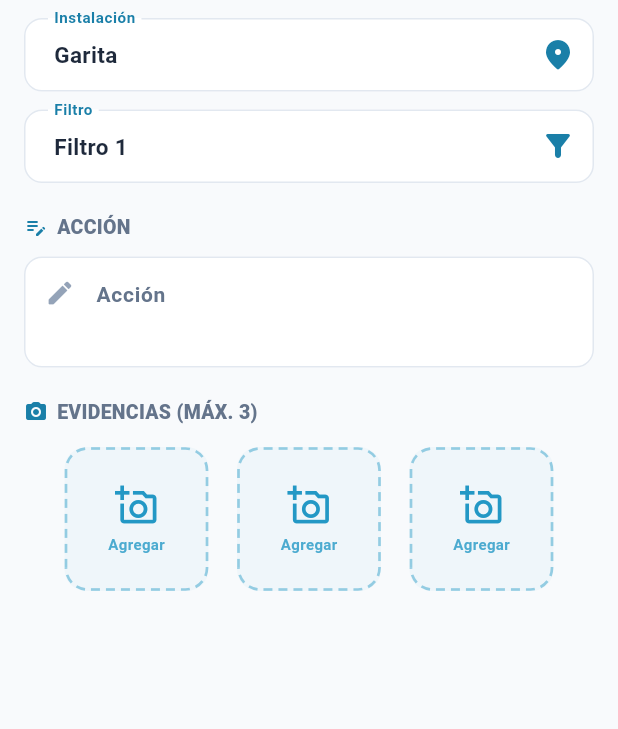
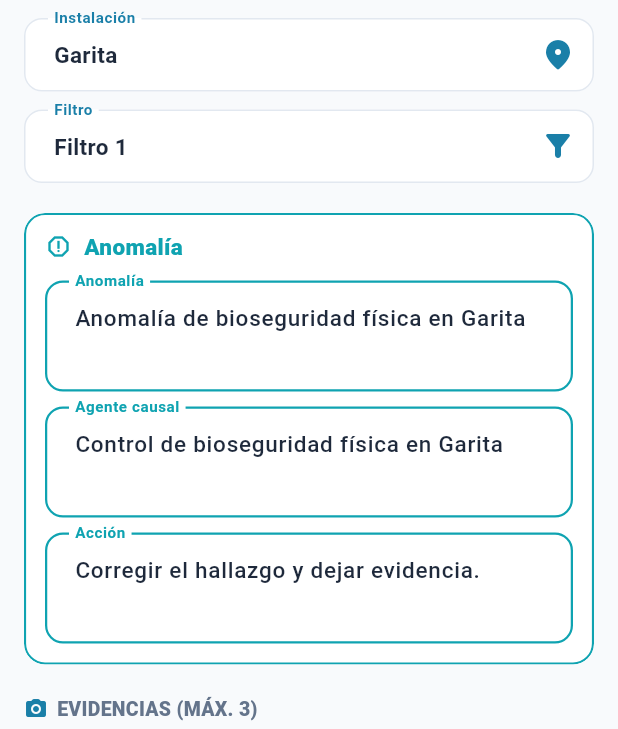
Before and after one commit to fenyx144/apps, a Flutter app: the RegisterGaritaScreen screen opened directly, on a phone screen of 412 x 824 dp, the part 507-1236 px from its top. Run offline on Flutter 3.47's test engine with Material 3 defaults, Android fonts, the phone set to English and light mode, and no system bars; our stand-ins replace app_links, audioplayers, cached_network_image, camera, device_info_plus, file_picker and 16 more; missing offline and left inert: android_id, flutter_onnxruntime, google_mlkit_face_detection, google_mlkit_text_recognition, html_to_pdf, mobile_scanner and 8 more; accounts and stored records are empty; statements that could not run were skipped.

Commit message:
Mostrar anomalía, agente causal y acción editables.
Las pantallas física, química y biológica precargan los tres textos y guardan lo que el usuario deje en rgarita y en san_agentes_causales.

Co-authored-by: fenyx144 <fenyx144@users.noreply.github.com>

```diff
--- a/gc_bioseguridad/lib/screens/register_garita_screen.dart
+++ b/gc_bioseguridad/lib/screens/register_garita_screen.dart
@@ -40,8 +40,15 @@ class RegisterGaritaScreen extends StatefulWidget {
   State<RegisterGaritaScreen> createState() => _RegisterGaritaScreenState();
 }
 
+const _turquesa = Color(0xFF0FA3B1);
+
 class _RegisterGaritaScreenState extends State<RegisterGaritaScreen> {
+  final _anomaliaController = TextEditingController();
+  final _agenteController = TextEditingController();
   final _accionController = TextEditingController();
+  String _autoAnomalia = '';
+  String _autoAgente = '';
+  String _autoAccion = '';
 
   /// Fecha del registro (solo lectura, siempre el día de hoy).
   final DateTime _fecha = DateTime.now();
@@ -72,6 +79,7 @@ class _RegisterGaritaScreenState extends State<RegisterGaritaScreen> {
         BioTipos.descripcion[widget.tipoInicial ?? BioTipos.fisica] ??
         BioTipos.descripcion[BioTipos.fisica]!;
     _aplicarGranjaDeTrabajo();
+    _precargarTextos(forzar: true);
   }
 
   /// Premarca la granja de trabajo (menú Mi granja) con su campaña sugerida.
@@ -87,8 +95,37 @@ class _RegisterGaritaScreenState extends State<RegisterGaritaScreen> {
     _campaniasDisponibles = sel.campanias;
   }
 
+  AnomaliaContexto _contextoActual() {
+    return AnomaliaContexto.punto(
+      instalacion: _instalacion,
+      bioseguridad: _bioseguridad,
+    );
+  }
+
+  /// Rellena los tres textos. Si el usuario ya editó uno, ese se conserva.
+  void _precargarTextos({bool forzar = false}) {
+    final ctx = _contextoActual();
+    void poner(
+      TextEditingController ctrl,
+      String nuevo,
+      String auto,
+      void Function(String) guardarAuto,
+    ) {
+      if (forzar || ctrl.text.trim().isEmpty || ctrl.text == auto) {
+        ctrl.text = nuevo;
+        guardarAuto(nuevo);
+      }
+    }
+
+    poner(_anomaliaController, ctx.anomalia, _autoAnomalia, (v) => _autoAnomalia = v);
+    poner(_agenteController, ctx.agenteCausal, _autoAgente, (v) => _autoAgente = v);
+    poner(_accionController, ctx.accion, _autoAccion, (v) => _autoAccion = v);
+  }
+
   @override
   void dispose() {
+    _anomaliaController.dispose();
+    _agenteController.dispose();
     _accionController.dispose();
     super.dispose();
   }
@@ -141,6 +178,7 @@ class _RegisterGaritaScreenState extends State<RegisterGaritaScreen> {
       setState(() {
         _instalacion = sel.valor;
         _instalacionCodigo = sel.codigo.isEmpty ? '0' : sel.codigo;
+        _precargarTextos();
       });
     }
   }
@@ -166,8 +204,9 @@ class _RegisterGaritaScreenState extends State<RegisterGaritaScreen> {
         .map((p) => {'path': p})
         .toList();
 
+    final anomalia = _anomaliaController.text.trim();
+    final agente = _agenteController.text.trim();
     final accion = _accionController.text.trim();
-    final ctx = AnomaliaContexto.punto(instalacion: _instalacion);
     return {
       'id': const Uuid().v4(),
       'reporte': 'garita',
@@ -185,8 +224,8 @@ class _RegisterGaritaScreenState extends State<RegisterGaritaScreen> {
         // garita se envía 1 como relleno; el campo no se muestra al usuario.
         'numfiltro': _esGarita ? _filtro : 1,
         'hora': _hora24(),
-        'anomalia': ctx.anomalia,
-        'agentecausal': ctx.agenteCausal,
+        'anomalia': anomalia,
+        'agentecausal': agente,
         'accion': accion,
         'descripcion': accion,
       },
@@ -214,6 +253,14 @@ class _RegisterGaritaScreenState extends State<RegisterGaritaScreen> {
     }
     if (_bioseguridad.trim().isEmpty) {
       showErrorToast(context, 'Seleccione el tipo de bioseguridad.');
+      return;
+    }
+    if (_anomaliaController.text.trim().isEmpty) {
+      showErrorToast(context, 'Indique la anomalía.');
+      return;
+    }
+    if (_agenteController.text.trim().isEmpty) {
+      showErrorToast(context, 'Indique el agente causal.');
       return;
     }
     if (_accionController.text.trim().isEmpty) {
@@ -260,12 +307,92 @@ class _RegisterGaritaScreenState extends State<RegisterGaritaScreen> {
 
     if (saved && mounted) {
       setState(() {
-        _accionController.clear();
+        _precargarTextos(forzar: true);
         _imagenes
           ..clear()
           ..addAll([null, null, null]);
       });
     }
+  }
+
+  Widget _bloqueAnomalia(BuildContext context) {
+    final tema = Theme.of(context);
+    const borde = OutlineInputBorder(
+      borderRadius: BorderRadius.all(Radius.circular(12)),
+      borderSide: BorderSide(color: _turquesa, width: 1.5),
+    );
+    return Theme(
+      data: tema.copyWith(
+        inputDecorationTheme: tema.inputDecorationTheme.copyWith(
+          filled: true,
+          fillColor: Colors.white,
+          floatingLabelBehavior: FloatingLabelBehavior.auto,
+          labelStyle: const TextStyle(color: _turquesa, fontWeight: FontWeight.w600),
+          floatingLabelStyle: const TextStyle(
+            color: _turquesa,
+            fontWeight: FontWeight.w700,
+            fontSize: 13.5,
+          ),
+          enabledBorder: borde,
+          focusedBorder: const OutlineInputBorder(
+            borderRadius: BorderRadius.all(Radius.circular(12)),
+            borderSide: BorderSide(color: _turquesa, width: 2),
+          ),
+          border: borde,
+        ),
+      ),
+      child: Material(
+        color: Colors.white,
+        clipBehavior: Clip.antiAlias,
+        shape: RoundedRectangleBorder(
+          borderRadius: BorderRadius.circular(14),
+          side: const BorderSide(color: _turquesa, width: 1.4),
+        ),
+        child: Padding(
+          padding: const EdgeInsets.fromLTRB(14, 12, 14, 14),
+          child: Column(
+            crossAxisAlignment: CrossAxisAlignment.stretch,
+            children: [
+              const Row(
+                children: [
+                  Icon(Icons.report_outlined, size: 18, color: _turquesa),
+                  SizedBox(width: 8),
+                  Text(
+                    'Anomalía',
+                    style: TextStyle(
+                      fontSize: 15,
+                      fontWeight: FontWeight.w800,
+                      color: _turquesa,
+                    ),
+                  ),
+                ],
+              ),
+              const SizedBox(height: 12),
+              BioTextArea(
+                label: 'Anomalía',
+                controller: _anomaliaController,
+                maxLength: 500,
+                minLines: 2,
+              ),
+              const SizedBox(height: 10),
+              BioTextArea(
+                label: 'Agente causal',
+                controller: _agenteController,
+                maxLength: 500,
+                minLines: 2,
+              ),
+              const SizedBox(height: 10),
+              BioTextArea(
+                label: 'Acción',
+                controller: _accionController,
+                maxLength: 500,
+                minLines: 2,
+              ),
+            ],
+          ),
+        ),
+      ),
+    );
   }
 
   @override
@@ -378,19 +505,7 @@ class _RegisterGaritaScreenState extends State<RegisterGaritaScreen> {
               ],
             ),
             const SizedBox(height: 20),
-            BioFormSection(
-              title: 'ACCIÓN',
-              icon: Icons.edit_note_rounded,
-              children: [
-                BioTextArea(
-                  label: 'Acción',
-                  controller: _accionController,
-                  icon: Icons.edit_rounded,
-                  maxLength: 200,
-                  minLines: 2,
-                ),
-              ],
-            ),
+            _bloqueAnomalia(context),
             const SizedBox(height: 20),
             BioFormSection(
               title: 'EVIDENCIAS (MÁX. 3)',
--- a/gc_bioseguridad/lib/utils/anomalia_contexto.dart
+++ b/gc_bioseguridad/lib/utils/anomalia_contexto.dart
@@ -1,5 +1,5 @@
-/// Anomalía y agente causal según el punto donde se registra.
-/// El operador no los edita: solo confirma la acción.
+/// Textos iniciales de anomalía, agente causal y acción.
+/// En el formulario de anomalías el operador puede editarlos.
 class AnomaliaContexto {
   const AnomaliaContexto({
     required this.anomalia,
@@ -11,12 +11,16 @@ class AnomaliaContexto {
   final String agenteCausal;
   final String accion;
 
-  static AnomaliaContexto punto({required String instalacion}) {
+  static AnomaliaContexto punto({
+    required String instalacion,
+    String bioseguridad = '',
+  }) {
     final punto = instalacion.trim().isEmpty ? 'Garita' : instalacion.trim();
+    final tipo = _tipoCorto(bioseguridad);
     return AnomaliaContexto(
-      anomalia: _corta('Anomalía $punto', 30),
-      agenteCausal: _corta('Control $punto', 200),
-      accion: '',
+      anomalia: 'Anomalía de bioseguridad $tipo en $punto',
+      agenteCausal: 'Control de bioseguridad $tipo en $punto',
+      accion: 'Corregir el hallazgo y dejar evidencia.',
     );
   }
 
@@ -64,8 +68,9 @@ class AnomaliaContexto {
   }
 }
 
-String _corta(String s, int n) {
-  final t = s.trim();
-  if (t.length <= n) return t;
-  return t.substring(0, n);
+String _tipoCorto(String bioseguridad) {
+  final t = bioseguridad.toLowerCase();
+  if (t.contains('quim')) return 'química';
+  if (t.contains('biolog')) return 'biológica';
+  return 'física';
 }
```
Also changed, not shown: 1 other file.
